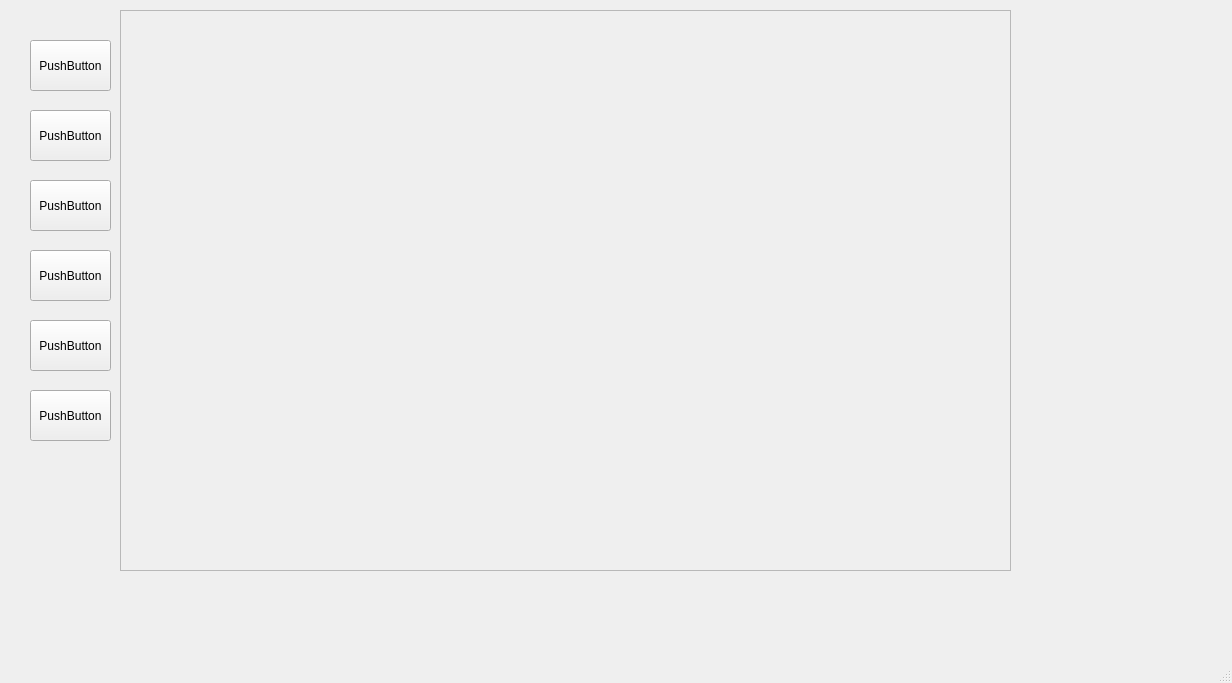
The window that Fotoshop/workingwindow.ui (Hardikp16/CS340) describes before a commit, drawn with Qt 5.
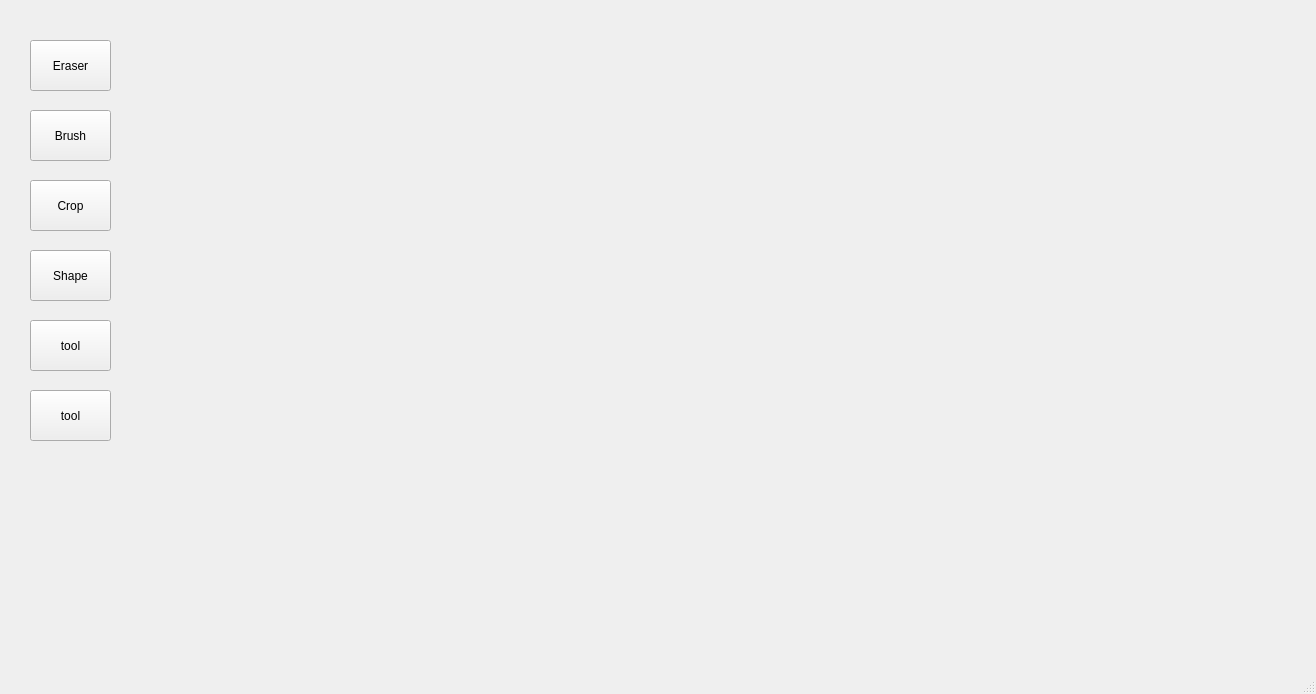
The same window after the commit.

Commit message:
Image loading working
Image loads but neither resizes or scrolls to the original dimensions.

```diff
--- a/Fotoshop/workingwindow.ui
+++ b/Fotoshop/workingwindow.ui
@@ -6,30 +6,14 @@
    <rect>
     <x>0</x>
     <y>0</y>
-    <width>1232</width>
-    <height>683</height>
+    <width>1316</width>
+    <height>694</height>
    </rect>
   </property>
   <property name="windowTitle">
    <string>MainWindow</string>
   </property>
   <widget class="QWidget" name="centralwidget">
-   <widget class="QFrame" name="frame">
-    <property name="geometry">
-     <rect>
-      <x>120</x>
-      <y>10</y>
-      <width>891</width>
-      <height>561</height>
-     </rect>
-    </property>
-    <property name="frameShape">
-     <enum>QFrame::StyledPanel</enum>
-    </property>
-    <property name="frameShadow">
-     <enum>QFrame::Raised</enum>
-    </property>
-   </widget>
    <widget class="QPushButton" name="pushButton">
     <property name="geometry">
      <rect>
@@ -40,7 +24,7 @@
      </rect>
     </property>
     <property name="text">
-     <string>PushButton</string>
+     <string>Eraser</string>
     </property>
    </widget>
    <widget class="QPushButton" name="pushButton_2">
@@ -53,7 +37,7 @@
      </rect>
     </property>
     <property name="text">
-     <string>PushButton</string>
+     <string>Brush</string>
     </property>
    </widget>
    <widget class="QPushButton" name="pushButton_3">
@@ -66,7 +50,7 @@
      </rect>
     </property>
     <property name="text">
-     <string>PushButton</string>
+     <string>Crop</string>
     </property>
    </widget>
    <widget class="QPushButton" name="pushButton_4">
@@ -79,7 +63,7 @@
      </rect>
     </property>
     <property name="text">
-     <string>PushButton</string>
+     <string>Shape</string>
     </property>
    </widget>
    <widget class="QPushButton" name="pushButton_5">
@@ -92,7 +76,7 @@
      </rect>
     </property>
     <property name="text">
-     <string>PushButton</string>
+     <string>tool</string>
     </property>
    </widget>
    <widget class="QPushButton" name="pushButton_6">
@@ -105,7 +89,20 @@
      </rect>
     </property>
     <property name="text">
-     <string>PushButton</string>
+     <string>tool</string>
+    </property>
+   </widget>
+   <widget class="QLabel" name="imageLabel">
+    <property name="geometry">
+     <rect>
+      <x>120</x>
+      <y>40</y>
+      <width>1111</width>
+      <height>581</height>
+     </rect>
+    </property>
+    <property name="text">
+     <string/>
     </property>
    </widget>
   </widget>
```
Left out of the diff: 2 changed lines with no effect on the pictures. The commit also changes 6 other files.
